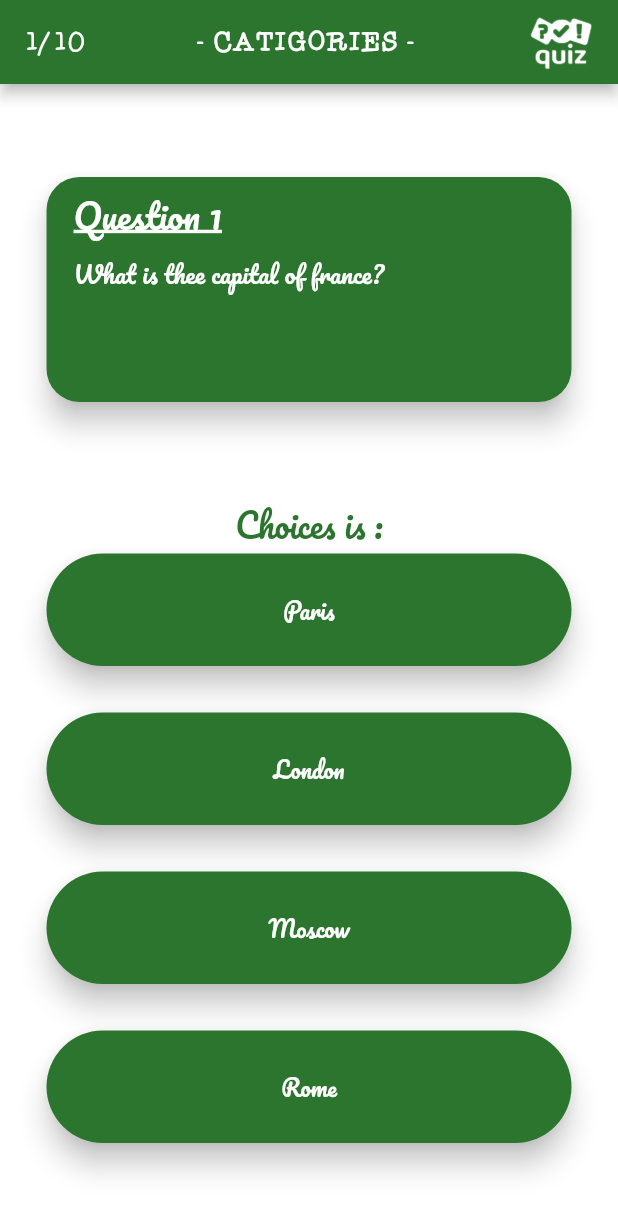
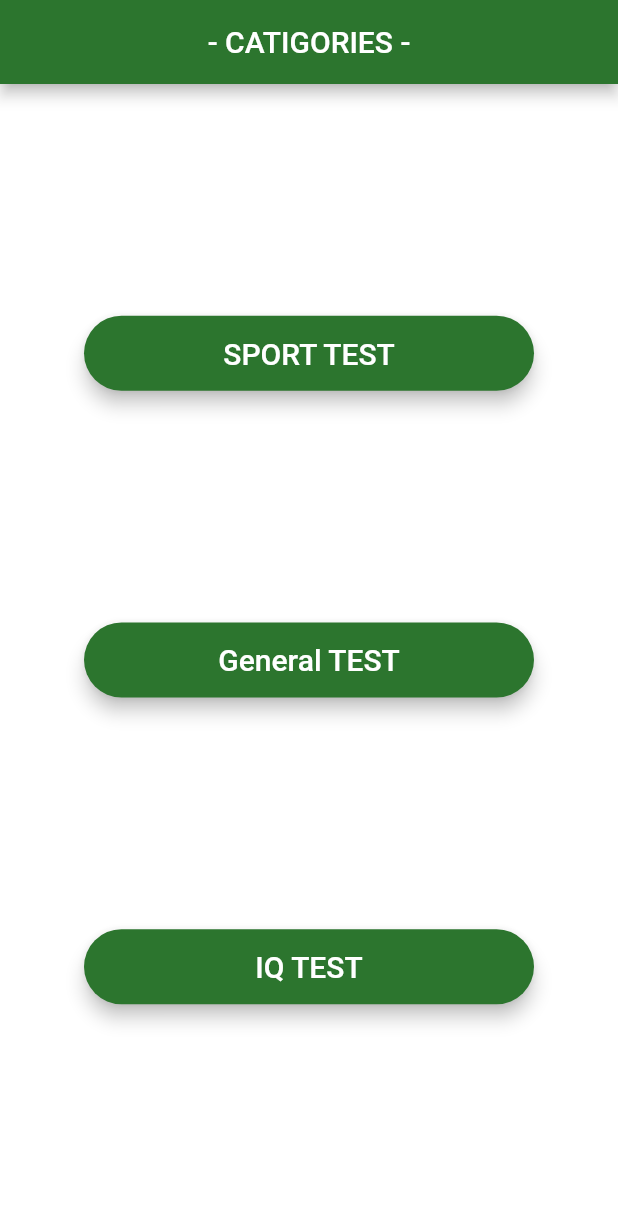
Before and after one commit to Abd0-M0stafa/abdelrahman_mostafa_iti_2023, a Flutter app: the Catigories screen opened directly, on a phone screen of 412 x 824 dp. Shown: the top 1214 px of the screen. Run offline on Flutter 3.47's test engine with Material 2 defaults, Android fonts, the phone set to English and light mode, and no system bars.

Commit message:
`my fourth task (4)`

```diff
--- a/task 2 = quiz app/lib/screens/categories.dart
+++ b/task 2 = quiz app/lib/screens/categories.dart
@@ -1,5 +1,5 @@
 import 'package:flutter/material.dart';
-import 'package:quiz_app/screens/oppening_screen.dart';
+import 'package:quiz_app/screens/general_test.dart';
 import 'package:quiz_app/used_widgets/coponents.dart';
 
 class Catigories extends StatelessWidget {
@@ -12,142 +12,44 @@ class Catigories extends StatelessWidget {
       appBar: AppBar(
         automaticallyImplyLeading: false,
         backgroundColor: const Color(0xff2c752e),
-        title: Row(
-          children: [
-            title(
-                text: '1/10', font: 'Flocked3', size: 18, color: Colors.white),
+        title: const Center(child: Text('- CATIGORIES -')),
+      ),
+      body: Column(children: [
         const Spacer(),
-            title(
-                text: '- CATIGORIES -',
-                font: 'Flocked3',
-                size: 18,
-                color: Colors.white),
-            const Spacer(),
-            SizedBox(
-                width: 45,
-                height: 45,
-                child: Image.asset('assets/images/quizz logo.PNG')),
-          ],
-        ),
-      ),
-      body: Column(
-        mainAxisAlignment: MainAxisAlignment.center,
-        children: [
-          const Spacer(
-            flex: 2,
-          ),
-          Material(
-            elevation: 8,
-            borderRadius: BorderRadius.circular(22),
-            child: Container(
-              height: 150,
-              width: 350,
-              decoration: BoxDecoration(
-                color: const Color(0xff2c752e),
-                borderRadius: BorderRadius.circular(22),
-              ),
-              child: Column(
-                crossAxisAlignment: CrossAxisAlignment.start,
-                children: [
-                  const Padding(
-                    padding: EdgeInsets.only(top: 5, left: 18),
-                    child: Text(
-                      'Question 1',
-                      style: TextStyle(
-                          fontFamily: 'Pacifico',
-                          fontSize: 23,
-                          color: Colors.white,
-                          decoration: TextDecoration.underline,
-                          decorationThickness: 2),
-                    ),
-                  ),
-                  Padding(
-                    padding: const EdgeInsets.only(top: 5, left: 18),
-                    child: title(
-                        text: 'What is thee capital of france?',
-                        font: 'Pacifico',
-                        size: 16,
-                        color: Colors.white),
-                  ),
-                ],
-              ),
-            ),
-          ),
-          const Spacer(
-            flex: 2,
-          ),
-          title(
-            text: 'Choices is :',
-            font: 'Pacifico',
-            size: 22,
-            color: const Color(0xff2c752e),
-          ),
-          container(
-              text: 'Paris',
-              font: 'Pacifico',
-              size: 15,
-              color: Colors.white,
+        costumContainer(
+            text: 'SPORT TEST',
             onpressed: () {
               Navigator.push(
                 context,
                 MaterialPageRoute<void>(
-                    builder: (BuildContext context) => const OppeningScreen(),
+                  builder: (BuildContext context) => const General_test(),
                 ),
               );
             }),
-          const Spacer(
-            flex: 1,
-          ),
-          container(
-              text: 'London',
-              font: 'Pacifico',
-              size: 15,
-              color: Colors.white,
+        const Spacer(),
+        costumContainer(
+            text: 'General TEST',
             onpressed: () {
               Navigator.push(
                 context,
                 MaterialPageRoute<void>(
-                    builder: (BuildContext context) => const OppeningScreen(),
+                  builder: (BuildContext context) => const General_test(),
                 ),
               );
             }),
-          const Spacer(
-            flex: 1,
-          ),
-          container(
-              text: 'Moscow',
-              font: 'Pacifico',
-              size: 15,
-              color: Colors.white,
+        const Spacer(),
+        costumContainer(
+            text: 'IQ TEST',
             onpressed: () {
               Navigator.push(
                 context,
                 MaterialPageRoute<void>(
-                    builder: (BuildContext context) => const OppeningScreen(),
+                  builder: (BuildContext context) => const General_test(),
                 ),
               );
             }),
-          const Spacer(
-            flex: 1,
-          ),
-          container(
-              text: 'Rome',
-              font: 'Pacifico',
-              size: 15,
-              color: Colors.white,
-              onpressed: () {
-                Navigator.push(
-                  context,
-                  MaterialPageRoute<void>(
-                    builder: (BuildContext context) => const OppeningScreen(),
-                  ),
-                );
-              }),
-          const Spacer(
-            flex: 2,
-          ),
-        ],
-      ),
+        const Spacer(),
+      ]),
     );
   }
 }
--- a/task 2 = quiz app/lib/screens/login_screen.dart
+++ b/task 2 = quiz app/lib/screens/login_screen.dart
@@ -101,7 +101,7 @@ class LoginscreenState extends State<Loginscreen> {
                       width: 170,
                       child: ElevatedButton(
                         onPressed: () {
-                          Navigator.push(
+                          Navigator.pushReplacement(
                             context,
                             MaterialPageRoute<void>(
                               builder: (BuildContext context) =>
--- a/task 2 = quiz app/lib/used_widgets/coponents.dart
+++ b/task 2 = quiz app/lib/used_widgets/coponents.dart
@@ -46,3 +46,32 @@ Widget container(
     ),
   );
 }
+
+Widget costumContainer({
+  required String text,
+  required onpressed,
+}) {
+  return Center(
+    child: SizedBox(
+      height: 50,
+      width: 300,
+      child: ElevatedButton(
+        onPressed: onpressed,
+        style: ElevatedButton.styleFrom(
+          backgroundColor: const Color(0xff2c752e),
+          elevation: 5,
+          shape: RoundedRectangleBorder(
+            borderRadius: BorderRadius.circular(60),
+          ),
+        ),
+        child: Text(
+          text,
+          style: const TextStyle(
+            fontSize: 20,
+            color: Colors.white,
+          ),
+        ),
+      ),
+    ),
+  );
+}
```
Also changed, not shown: task 2 = quiz app/lib/screens/general_test.dart (added, +153 -0 lines), task 2 = quiz app/lib/screens/score_screen.dart (added, +78 -0 lines). Lines whose indentation alone changed are shown as unchanged.
